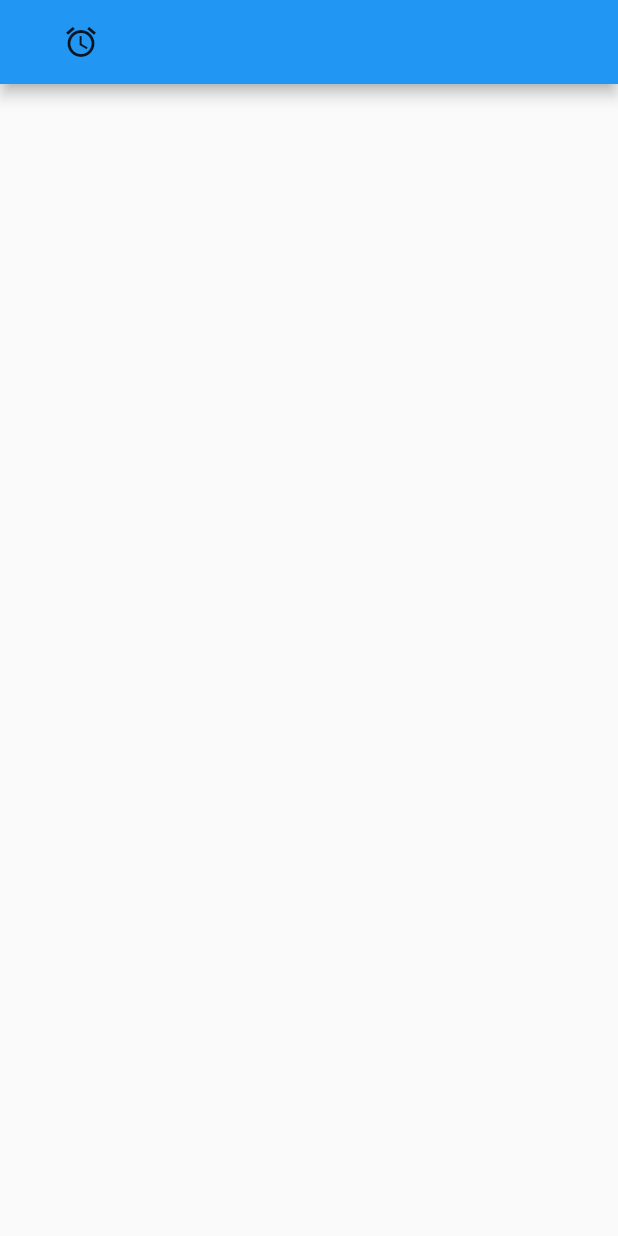
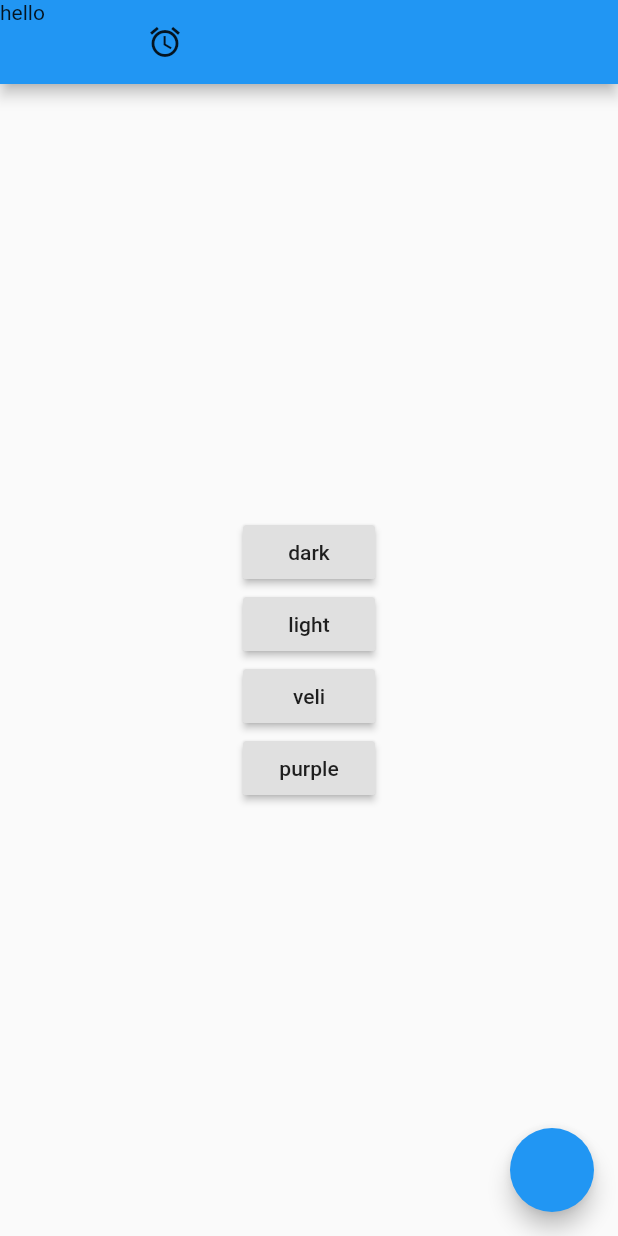
Before and after one commit to VB10/fluttter_states, a Flutter app: the screen it shows after launch, on a phone screen of 412 x 824 dp. Run offline on Flutter 3.47's test engine with Material 2 defaults, Android fonts, the phone set to English and light mode, and no system bars.

Commit message:
custom theme data and theme date changeİ

```diff
--- a/lib/main.dart
+++ b/lib/main.dart
@@ -1,14 +1,18 @@
 import 'package:flutter/material.dart';
+import 'package:flutter_states/model/custom_theme_data.dart';
 import 'package:flutter_states/model/item.dart';
+import 'package:flutter_states/shared/custom_theme.dart';
 import 'package:provider/provider.dart';
 
 import 'provider/flower_non_view.dart';
-
 
 void main() => runApp(MultiProvider(
       providers: [
         ChangeNotifierProvider(
           builder: (context) => DarkFlowersModel(),
+        ),
+        ChangeNotifierProvider(
+          builder: (context) => CustomThemeDataModal(),
         )
       ],
       child: MyApp(),
@@ -17,6 +21,9 @@ void main() => runApp(MultiProvider(
 class MyApp extends StatelessWidget {
   @override
   Widget build(BuildContext context) {
-    return MaterialApp(title: 'Material App', home: FlowerNonView());
+    return MaterialApp(
+        theme: Provider.of<CustomThemeDataModal>(context).getThemeData,
+        title: 'Material App',
+        home: FlowerNonView());
   }
 }
--- /dev/null
+++ b/lib/model/custom_theme_data.dart
@@ -0,0 +1,12 @@
+import 'package:flutter/material.dart';
+
+class CustomThemeDataModal extends ChangeNotifier {
+  ThemeData _themeData;
+
+  ThemeData get getThemeData => _themeData;
+
+  void setThemeData(ThemeData data) {
+    _themeData = data;
+    notifyListeners();
+  }
+}
--- a/lib/provider/flower_non_view.dart
+++ b/lib/provider/flower_non_view.dart
@@ -1,19 +1,29 @@
 import 'package:flutter/material.dart';
 import 'package:flutter_states/add_flower.dart';
+import 'package:flutter_states/model/custom_theme_data.dart';
 import 'package:flutter_states/model/item.dart';
+import 'package:flutter_states/shared/custom_theme.dart';
 import 'package:provider/provider.dart';
 
 class FlowerNonView extends StatelessWidget {
   @override
   Widget build(BuildContext context) {
     return Scaffold(
+      floatingActionButton: FloatingActionButton(
+        onPressed: null,
+      ),
       appBar: AppBar(
+        actions: <Widget>[],
+        leading: Text(
+          "hello",
+          style: Theme.of(context).textTheme.body1,
+        ),
         title: Consumer<DarkFlowersModel>(
           child: Icon(Icons.access_alarm),
           builder: (context, model, child) {
             return FlatButton.icon(
               icon: child,
-              label: Text(model.list.length != 0? model.list.last.type : ""),
+              label: Text(model.list.length != 0 ? model.list.last.type : ""),
               onPressed: () {
                 Navigator.of(context)
                     .push(MaterialPageRoute(builder: (context) => AddFlower()));
@@ -22,11 +32,50 @@ class FlowerNonView extends StatelessWidget {
           },
         ),
       ),
-      body: ListView.builder(
-        itemCount: Provider.of<DarkFlowersModel>(context,listen: true).list.length,
-        itemBuilder: (context, index) {
-          return Text("Hello");
-        },
+      body: Center(
+        child: Column(
+          mainAxisAlignment: MainAxisAlignment.center,
+          children: <Widget>[
+            RaisedButton(
+              child: Text("dark"),
+              onPressed: () {
+                Provider.of<CustomThemeDataModal>(context)
+                    .setThemeData(ThemeData.dark());
+              },
+            ),
+            RaisedButton(
+              child: Text("light"),
+              onPressed: () {
+                Provider.of<CustomThemeDataModal>(context)
+                    .setThemeData(ThemeData.light());
+              },
+            ),
+            RaisedButton(
+              child: Text("veli"),
+              onPressed: () {
+                Provider.of<CustomThemeDataModal>(context)
+                    .setThemeData(veliThemeData);
+              },
+            ),
+            RaisedButton(
+              child: Text("purple"),
+              onPressed: () {
+                Provider.of<CustomThemeDataModal>(context)
+                    .setThemeData(myTheme);
+              },
+            ),
+            // Expanded(
+            //   child: ListView.builder(
+            //     itemCount: Provider.of<DarkFlowersModel>(context, listen: true)
+            //         .list
+            //         .length,
+            //     itemBuilder: (context, index) {
+            //       return Text("Hello");
+            //     },
+            //   ),
+            // ),
+          ],
+        ),
       ),
     );
   }
--- /dev/null
+++ b/lib/shared/custom_theme.dart
@@ -0,0 +1,470 @@
+import 'package:flutter/material.dart';
+
+final veliThemeData = ThemeData(
+  appBarTheme: AppBarTheme(
+    color: Colors.red,
+    elevation: 10,
+    brightness: Brightness.dark,
+    actionsIconTheme: IconThemeData(color: Colors.blue)
+  ),
+  floatingActionButtonTheme: FloatingActionButtonThemeData(
+    elevation: 20,
+    backgroundColor: Colors.red
+  ),
+  textTheme: TextTheme(
+    body1: TextStyle(fontSize: 35)
+  )
+);
+
+final ThemeData myTheme = ThemeData(
+    primarySwatch: Colors.purple,
+    brightness: Brightness.light,
+    primaryColor: Color( 0xff9c27b0 ),
+    primaryColorBrightness: Brightness.dark,
+    primaryColorLight: Color( 0xffe1bee7 ),
+    primaryColorDark: Color( 0xff7b1fa2 ),
+    accentColor: Color( 0xff9c27b0 ),
+    accentColorBrightness: Brightness.dark,
+    canvasColor: Color( 0xfffafafa ),
+    scaffoldBackgroundColor: Color( 0xfffafafa ),
+    bottomAppBarColor: Color( 0xffffffff ),
+    cardColor: Color( 0xffffffff ),
+    dividerColor: Color( 0x1f000000 ),
+    highlightColor: Color( 0x66bcbcbc ),
+    splashColor: Color( 0x66c8c8c8 ),
+    selectedRowColor: Color( 0xfff5f5f5 ),
+    unselectedWidgetColor: Color( 0x8a000000 ),
+    disabledColor: Color( 0x61000000 ),
+    buttonColor: Color( 0xffe0e0e0 ),
+    toggleableActiveColor: Color( 0xff8e24aa ),
+    secondaryHeaderColor: Color( 0xfff3e5f5 ),
+    textSelectionColor: Color( 0xffce93d8 ),
+    cursorColor: Color( 0xff4285f4 ),
+    textSelectionHandleColor: Color( 0xffba68c8 ),
+    backgroundColor: Color( 0xffce93d8 ),
+    dialogBackgroundColor: Color( 0xffffffff ),
+    indicatorColor: Color( 0xff9c27b0 ),
+    hintColor: Color( 0x8a000000 ),
+    errorColor: Color( 0xffd32f2f ),
+    buttonTheme: ButtonThemeData(
+      textTheme: ButtonTextTheme.normal,
+      minWidth: 88,
+      height: 36,
+      padding: EdgeInsets.only(top:0,bottom:0,left:16, right:16),
+      shape:     RoundedRectangleBorder(
+      side: BorderSide(color: Color( 0xff000000 ), width: 0, style: BorderStyle.none, ),
+      borderRadius: BorderRadius.all(Radius.circular(2.0)),
+    )
+ ,
+      alignedDropdown: false ,
+      buttonColor: Color( 0xffe0e0e0 ),
+      disabledColor: Color( 0x61000000 ),
+      highlightColor: Color( 0x29000000 ),
+      splashColor: Color( 0x1f000000 ),
+      focusColor: Color( 0x1f000000 ),
+      hoverColor: Color( 0x0a000000 ),
+      colorScheme: ColorScheme(
+        primary: Color( 0xff9c27b0 ),
+        primaryVariant: Color( 0xff7b1fa2 ),
+        secondary: Color( 0xff9c27b0 ),
+        secondaryVariant: Color( 0xff7b1fa2 ),
+        surface: Color( 0xffffffff ),
+        background: Color( 0xffce93d8 ),
+        error: Color( 0xffd32f2f ),
+        onPrimary: Color( 0xffffffff ),
+        onSecondary: Color( 0xffffffff ),
+        onSurface: Color( 0xff000000 ),
+        onBackground: Color( 0xffffffff ),
+        onError: Color( 0xffffffff ),
+        brightness: Brightness.light,
+      ),
+    ),
+    textTheme: TextTheme(
+      display4: TextStyle(
+      color: Color( 0x8a000000 ),
+      fontSize: null,
+      fontWeight: FontWeight.w400,
+      fontStyle: FontStyle.normal,
+    ),
+      display3: TextStyle(
+      color: Color( 0x8a000000 ),
+      fontSize: null,
+      fontWeight: FontWeight.w400,
+      fontStyle: FontStyle.normal,
+    ),
+      display2: TextStyle(
+      color: Color( 0x8a000000 ),
+      fontSize: null,
+      fontWeight: FontWeight.w400,
+      fontStyle: FontStyle.normal,
+    ),
+      display1: TextStyle(
+      color: Color( 0x8a000000 ),
+      fontSize: null,
+      fontWeight: FontWeight.w400,
+      fontStyle: FontStyle.normal,
+    ),
+      headline: TextStyle(
+      color: Color( 0xdd000000 ),
+      fontSize: null,
+      fontWeight: FontWeight.w400,
+      fontStyle: FontStyle.normal,
+    ),
+      title: TextStyle(
+      color: Color( 0xdd000000 ),
+      fontSize: null,
+      fontWeight: FontWeight.w400,
+      fontStyle: FontStyle.normal,
+    ),
+      subhead: TextStyle(
+      color: Color( 0xdd000000 ),
+      fontSize: null,
+      fontWeight: FontWeight.w400,
+      fontStyle: FontStyle.normal,
+    ),
+      body2: TextStyle(
+      color: Color( 0xdd000000 ),
+      fontSize: null,
+      fontWeight: FontWeight.w400,
+      fontStyle: FontStyle.normal,
+    ),
+      body1: TextStyle(
+      color: Color( 0xdd000000 ),
+      fontSize: null,
+      fontWeight: FontWeight.w400,
+      fontStyle: FontStyle.normal,
+    ),
+      caption: TextStyle(
+      color: Color( 0x8a000000 ),
+      fontSize: null,
+      fontWeight: FontWeight.w400,
+      fontStyle: FontStyle.normal,
+    ),
+      button: TextStyle(
+      color: Color( 0xdd000000 ),
+      fontSize: null,
+      fontWeight: FontWeight.w400,
+      fontStyle: FontStyle.normal,
+    ),
+      subtitle: TextStyle(
+      color: Color( 0xff000000 ),
+      fontSize: null,
+      fontWeight: FontWeight.w400,
+      fontStyle: FontStyle.normal,
+    ),
+      overline: TextStyle(
+      color: Color( 0xff000000 ),
+      fontSize: null,
+      fontWeight: FontWeight.w400,
+      fontStyle: FontStyle.normal,
+    ),
+    ),
+    primaryTextTheme: TextTheme(
+      display4: TextStyle(
+      color: Color( 0xb3ffffff ),
+      fontSize: null,
+      fontWeight: FontWeight.w400,
+      fontStyle: FontStyle.normal,
+    ),
+      display3: TextStyle(
+      color: Color( 0xb3ffffff ),
+      fontSize: null,
+      fontWeight: FontWeight.w400,
+      fontStyle: FontStyle.normal,
+    ),
+      display2: TextStyle(
+      color: Color( 0xb3ffffff ),
+      fontSize: null,
+      fontWeight: FontWeight.w400,
+      fontStyle: FontStyle.normal,
+    ),
+      display1: TextStyle(
+      color: Color( 0xb3ffffff ),
+      fontSize: null,
+      fontWeight: FontWeight.w400,
+      fontStyle: FontStyle.normal,
+    ),
+      headline: TextStyle(
+      color: Color( 0xffffffff ),
+      fontSize: null,
+      fontWeight: FontWeight.w400,
+      fontStyle: FontStyle.normal,
+    ),
+      title: TextStyle(
+      color: Color( 0xffffffff ),
+      fontSize: null,
+      fontWeight: FontWeight.w400,
+      fontStyle: FontStyle.normal,
+    ),
+      subhead: TextStyle(
+      color: Color( 0xffffffff ),
+      fontSize: null,
+      fontWeight: FontWeight.w400,
+      fontStyle: FontStyle.normal,
+    ),
+      body2: TextStyle(
+      color: Color( 0xffffffff ),
+      fontSize: null,
+      fontWeight: FontWeight.w400,
+      fontStyle: FontStyle.normal,
+    ),
+      body1: TextStyle(
+      color: Color( 0xffffffff ),
+      fontSize: null,
+      fontWeight: FontWeight.w400,
+      fontStyle: FontStyle.normal,
+    ),
+      caption: TextStyle(
+      color: Color( 0xb3ffffff ),
+      fontSize: null,
+      fontWeight: FontWeight.w400,
+      fontStyle: FontStyle.normal,
+    ),
+      button: TextStyle(
+      color: Color( 0xffffffff ),
+      fontSize: null,
+      fontWeight: FontWeight.w400,
+      fontStyle: FontStyle.normal,
+    ),
+      subtitle: TextStyle(
+      color: Color( 0xffffffff ),
+      fontSize: null,
+      fontWeight: FontWeight.w400,
+      fontStyle: FontStyle.normal,
+    ),
+      overline: TextStyle(
+      color: Color( 0xffffffff ),
+      fontSize: null,
+      fontWeight: FontWeight.w400,
+      fontStyle: FontStyle.normal,
+    ),
+    ),
+    accentTextTheme: TextTheme(
+      display4: TextStyle(
+      color: Color( 0xb3ffffff ),
+      fontSize: null,
+      fontWeight: FontWeight.w400,
+      fontStyle: FontStyle.normal,
+    ),
+      display3: TextStyle(
+      color: Color( 0xb3ffffff ),
+      fontSize: null,
+      fontWeight: FontWeight.w400,
+      fontStyle: FontStyle.normal,
+    ),
+      display2: TextStyle(
+      color: Color( 0xb3ffffff ),
+      fontSize: null,
+      fontWeight: FontWeight.w400,
+      fontStyle: FontStyle.normal,
+    ),
+      display1: TextStyle(
+      color: Color( 0xb3ffffff ),
+      fontSize: null,
+      fontWeight: FontWeight.w400,
+      fontStyle: FontStyle.normal,
+    ),
+      headline: TextStyle(
+      color: Color( 0xffffffff ),
+      fontSize: null,
+      fontWeight: FontWeight.w400,
+      fontStyle: FontStyle.normal,
+    ),
+      title: TextStyle(
+      color: Color( 0xffffffff ),
+      fontSize: null,
+      fontWeight: FontWeight.w400,
+      fontStyle: FontStyle.normal,
+    ),
+      subhead: TextStyle(
+      color: Color( 0xffffffff ),
+      fontSize: null,
+      fontWeight: FontWeight.w400,
+      fontStyle: FontStyle.normal,
+    ),
+      body2: TextStyle(
+      color: Color( 0xffffffff ),
+      fontSize: null,
+      fontWeight: FontWeight.w400,
+      fontStyle: FontStyle.normal,
+    ),
+      body1: TextStyle(
+      color: Color( 0xffffffff ),
+      fontSize: null,
+      fontWeight: FontWeight.w400,
+      fontStyle: FontStyle.normal,
+    ),
+      caption: TextStyle(
+      color: Color( 0xb3ffffff ),
+      fontSize: null,
+      fontWeight: FontWeight.w400,
+      fontStyle: FontStyle.normal,
+    ),
+      button: TextStyle(
+      color: Color( 0xffffffff ),
+      fontSize: null,
+      fontWeight: FontWeight.w400,
+      fontStyle: FontStyle.normal,
+    ),
+      subtitle: TextStyle(
+      color: Color( 0xffffffff ),
+      fontSize: null,
+      fontWeight: FontWeight.w400,
+      fontStyle: FontStyle.normal,
+    ),
+      overline: TextStyle(
+      color: Color( 0xffffffff ),
+      fontSize: null,
+      fontWeight: FontWeight.w400,
+      fontStyle: FontStyle.normal,
+    ),
+    ),
+    inputDecorationTheme:   InputDecorationTheme(
+    labelStyle: TextStyle(
+      color: Color( 0xdd000000 ),
+      fontSize: null,
+      fontWeight: FontWeight.w400,
+      fontStyle: FontStyle.normal,
+    ),
+    helperStyle: TextStyle(
+      color: Color( 0xdd000000 ),
+      fontSize: null,
+      fontWeight: FontWeight.w400,
+      fontStyle: FontStyle.normal,
+    ),
+    hintStyle: TextStyle(
+      color: Color( 0xdd000000 ),
+      fontSize: null,
+      fontWeight: FontWeight.w400,
+      fontStyle: FontStyle.normal,
+    ),
+    errorStyle: TextStyle(
+      color: Color( 0xdd000000 ),
+      fontSize: null,
+      fontWeight: FontWeight.w400,
+      fontStyle: FontStyle.normal,
+    ),
+    errorMaxLines: null,
+    hasFloatingPlaceholder: true,
+    isDense: false,
+    contentPadding: EdgeInsets.only(top:12,bottom:12,left:0, right:0),
+    isCollapsed : false,
+    prefixStyle: TextStyle(
+      color: Color( 0xdd000000 ),
+      fontSize: null,
+      fontWeight: FontWeight.w400,
+      fontStyle: FontStyle.normal,
+    ),
+    suffixStyle: TextStyle(
+      color: Color( 0xdd000000 ),
+      fontSize: null,
+      fontWeight: FontWeight.w400,
+      fontStyle: FontStyle.normal,
+    ),
+    counterStyle: TextStyle(
+      color: Color( 0xdd000000 ),
+      fontSize: null,
+      fontWeight: FontWeight.w400,
+      fontStyle: FontStyle.normal,
+    ),
+    filled: false,
+    fillColor: Color( 0x00000000 ),
+    errorBorder: UnderlineInputBorder(
+      borderSide: BorderSide(color: Color( 0xff000000 ), width: 1, style: BorderStyle.solid, ),
+      borderRadius: BorderRadius.all(Radius.circular(4.0)),
+    ),
+    focusedBorder: UnderlineInputBorder(
+      borderSide: BorderSide(color: Color( 0xff000000 ), width: 1, style: BorderStyle.solid, ),
+      borderRadius: BorderRadius.all(Radius.circular(4.0)),
+    ),
+    focusedErrorBorder: UnderlineInputBorder(
+      borderSide: BorderSide(color: Color( 0xff000000 ), width: 1, style: BorderStyle.solid, ),
+      borderRadius: BorderRadius.all(Radius.circular(4.0)),
+    ),
+    disabledBorder: UnderlineInputBorder(
+      borderSide: BorderSide(color: Color( 0xff000000 ), width: 1, style: BorderStyle.solid, ),
+      borderRadius: BorderRadius.all(Radius.circular(4.0)),
+    ),
+    enabledBorder: UnderlineInputBorder(
+      borderSide: BorderSide(color: Color( 0xff000000 ), width: 1, style: BorderStyle.solid, ),
+      borderRadius: BorderRadius.all(Radius.circular(4.0)),
+    ),
+    border: UnderlineInputBorder(
+      borderSide: BorderSide(color: Color( 0xff000000 ), width: 1, style: BorderStyle.solid, ),
+      borderRadius: BorderRadius.all(Radius.circular(4.0)),
+    ),
+  ),
+    iconTheme: IconThemeData(
+      color: Color( 0xdd000000 ),
+      opacity: 1,
+      size: 24,
+    ),
+    primaryIconTheme: IconThemeData(
+      color: Color( 0xffffffff ),
+      opacity: 1,
+      size: 24,
+    ),
+    accentIconTheme: IconThemeData(
+      color: Color( 0xffffffff ),
+      opacity: 1,
+      size: 24,
+    ),
+    sliderTheme: SliderThemeData(
+      activeTrackColor: null,
+      inactiveTrackColor: null,
+      disabledActiveTrackColor: null,
+      disabledInactiveTrackColor: null,
+      activeTickMarkColor: null,
+      inactiveTickMarkColor: null,
+      disabledActiveTickMarkColor: null,
+      disabledInactiveTickMarkColor: null,
+      thumbColor: null,
+      disabledThumbColor: null,
+      thumbShape: null,
+      overlayColor: null,
+      valueIndicatorColor: null,
+      valueIndicatorShape: null,
+      showValueIndicator: null,
+      valueIndicatorTextStyle: TextStyle(
+      color: Color( 0xffffffff ),
+      fontSize: null,
+      fontWeight: FontWeight.w400,
+      fontStyle: FontStyle.normal,
+    ),
+    ),
+    tabBarTheme: TabBarTheme(
+      indicatorSize: TabBarIndicatorSize.tab,
+      labelColor: Color( 0xffffffff ),
+      unselectedLabelColor: Color( 0xb2ffffff ),
+    ),
+    chipTheme: ChipThemeData(
+      backgroundColor: Color( 0x1f000000 ),
+      brightness: Brightness.light,
+      deleteIconColor: Color( 0xde000000 ),
+      disabledColor: Color( 0x0c000000 ),
+      labelPadding: EdgeInsets.only(top:0,bottom:0,left:8, right:8),
+      labelStyle: TextStyle(
+      color: Color( 0xde000000 ),
+      fontSize: null,
+      fontWeight: FontWeight.w400,
+      fontStyle: FontStyle.normal,
+    ),
+      padding: EdgeInsets.only(top:4,bottom:4,left:4, right:4),
+      secondaryLabelStyle: TextStyle(
+      color: Color( 0x3d000000 ),
+      fontSize: null,
+      fontWeight: FontWeight.w400,
+      fontStyle: FontStyle.normal,
+    ),
+      secondarySelectedColor: Color( 0x3d9c27b0 ),
+      selectedColor: Color( 0x3d000000 ),
+      shape: StadiumBorder( side: BorderSide(color: Color( 0xff000000 ), width: 0, style: BorderStyle.none, ) ),
+    ),
+    dialogTheme: DialogTheme(
+      shape:     RoundedRectangleBorder(
+      side: BorderSide(color: Color( 0xff000000 ), width: 0, style: BorderStyle.none, ),
+      borderRadius: BorderRadius.all(Radius.circular(0.0)),
+    )
+
+    ),
+  );
```
